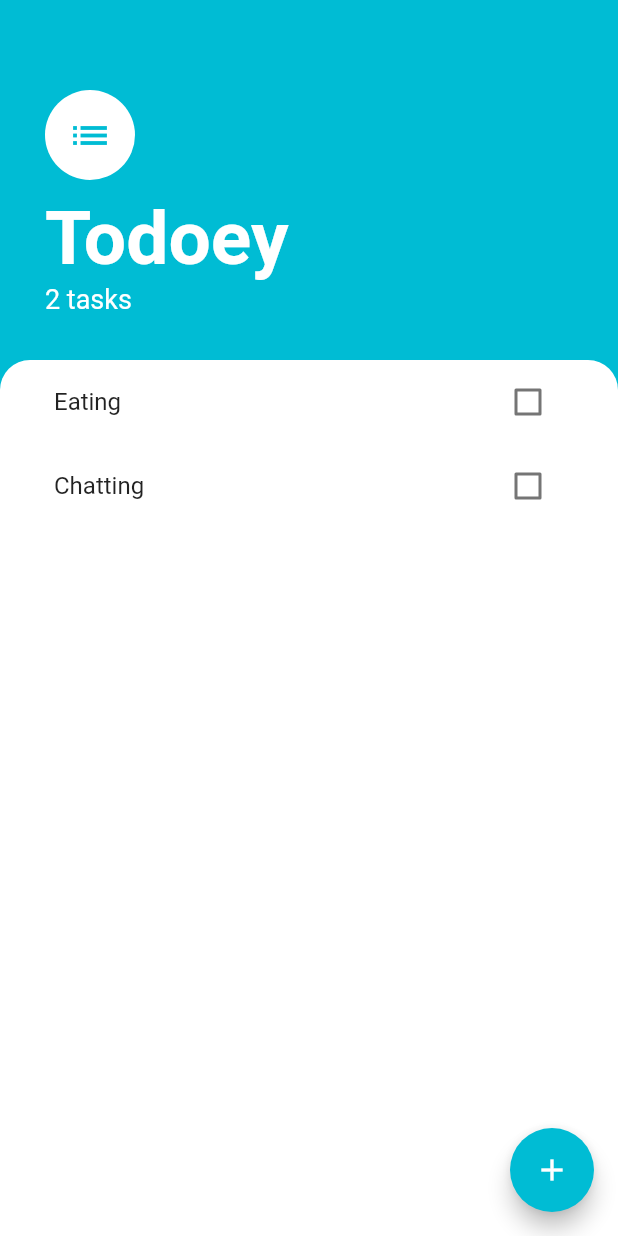
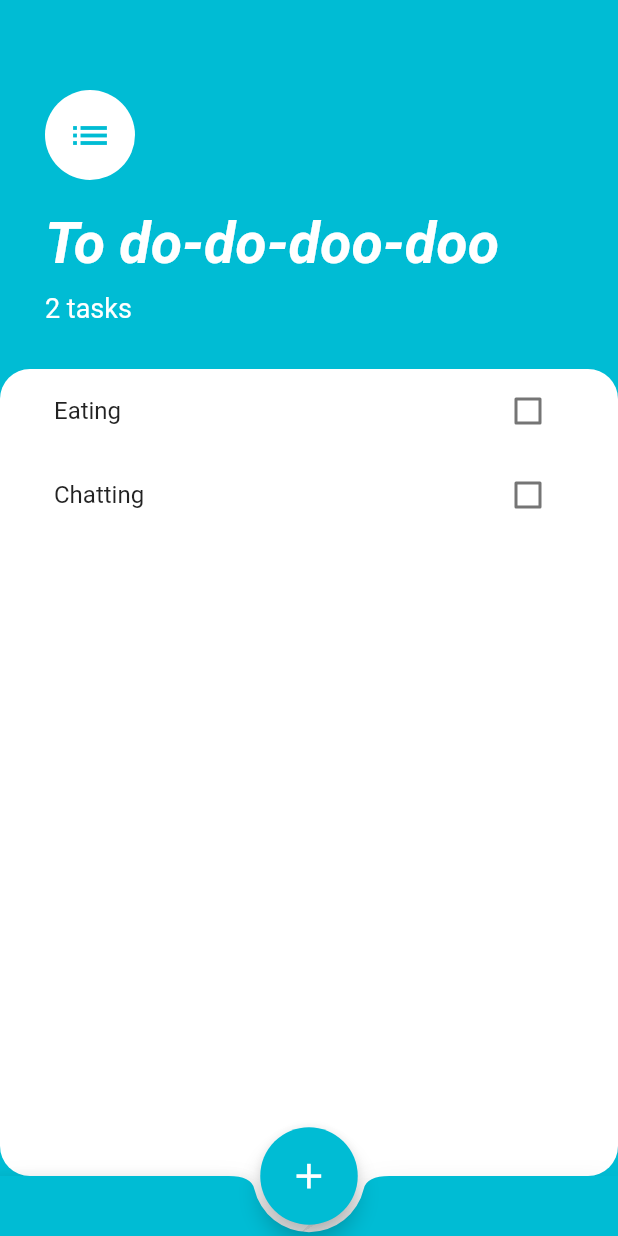
Before and after one commit to nguyen703/todoey_flutter, a Flutter app: the screen it shows after launch, on a phone screen of 412 x 824 dp. Run offline on Flutter 3.47's test engine with Material 2 defaults, Android fonts, the phone set to English and light mode, and no system bars.

Commit message:
Customized UI

```diff
--- a/lib/screens/add_task_screen.dart
+++ b/lib/screens/add_task_screen.dart
@@ -53,9 +53,11 @@ class AddTaskScreen extends StatelessWidget {
               SizedBox(height: 25.0),
               TextButton(
                 onPressed: () {
-                  Provider.of<TaskData>(context, listen: false)
-                      .addTask(newTaskTitle);
-                  Navigator.pop(context);
+                  if (newTaskTitle != '') {
+                    Provider.of<TaskData>(context, listen: false)
+                        .addTask(newTaskTitle);
+                    Navigator.pop(context);
+                  }
                 },
                 child: Text(
                   'Add',
--- a/lib/screens/tasks_screen.dart
+++ b/lib/screens/tasks_screen.dart
@@ -8,8 +8,13 @@ class TasksScreen extends StatelessWidget {
   @override
   Widget build(BuildContext context) {
     return Scaffold(
-      backgroundColor: Colors.cyan,
-      floatingActionButton: FloatingActionButton(
+      backgroundColor: Colors.white,
+      floatingActionButton: Container(
+        height: 65.0,
+        width: 65.0,
+        child: FittedBox(
+          // make the button bigger
+          child: FloatingActionButton(
             backgroundColor: Colors.cyan,
             child: Icon(Icons.add),
             onPressed: () {
@@ -24,10 +29,25 @@ class TasksScreen extends StatelessWidget {
                       ));
             },
           ),
-      body: Column(
-        crossAxisAlignment: CrossAxisAlignment.start,
+        ),
+      ),
+      bottomNavigationBar: BottomAppBar(
+        notchMargin: 5,
+        shape: CircularNotchedRectangle(),
+        child: Container(
+          height: 40.0,
+        ),
+        clipBehavior: Clip.antiAlias,
+        color: Colors.cyan,
+      ),
+      floatingActionButtonLocation: FloatingActionButtonLocation.centerDocked,
+      body: Container(
+        color: Colors.cyan,
+        child: Column(
+          crossAxisAlignment: CrossAxisAlignment.stretch,
           children: [
             Container(
+              color: Colors.cyan,
               padding: EdgeInsets.only(
                   top: 60.0, left: 30.0, right: 30.0, bottom: 30.0),
               child: Column(
@@ -43,14 +63,18 @@ class TasksScreen extends StatelessWidget {
                     radius: 30.0,
                   ),
                   SizedBox(
-                  height: 10.0,
+                    height: 20.0,
                   ),
                   Text(
-                  'Todoey',
+                    'To do-do-doo-doo',
                     style: TextStyle(
+                        fontStyle: FontStyle.italic,
                         color: Colors.white,
-                      fontSize: 50.0,
+                        fontSize: 38.0,
                         fontWeight: FontWeight.w700),
+                  ),
+                  SizedBox(
+                    height: 10,
                   ),
                   Text(
                     '${Provider.of<TaskData>(context).taskCount} tasks',
@@ -64,9 +88,9 @@ class TasksScreen extends StatelessWidget {
                 padding: EdgeInsets.symmetric(horizontal: 20.0),
                 decoration: BoxDecoration(
                   color: Colors.white,
-                borderRadius: BorderRadius.only(
-                  topLeft: Radius.circular(20.0),
-                  topRight: Radius.circular(20.0),
+                  borderRadius: BorderRadius.all(Radius.circular(20.0)
+                      // topLeft: Radius.circular(20.0),
+                      // topRight: Radius.circular(20.0),
                       ),
                 ),
                 child: TasksList(),
@@ -74,6 +98,7 @@ class TasksScreen extends StatelessWidget {
             ),
           ],
         ),
+      ),
     );
   }
 }
--- a/lib/widgets/tasks_list.dart
+++ b/lib/widgets/tasks_list.dart
@@ -18,10 +18,6 @@ class TasksList extends StatelessWidget {
               onDismissed: (DismissDirection direction) {
                 taskData.deleteTask(task);
               },
-              child: InkWell(
-                onTap: () {
-                  print('${task.name} clicked');
-                },
               child: TaskTile(
                 isChecked: task.isDone,
                 taskTitle: task.name,
@@ -31,7 +27,6 @@ class TasksList extends StatelessWidget {
                 longPressCallback: () {
                   taskData.deleteTask(task);
                 },
-                ),
               ),
               confirmDismiss: (direction) async {
                 // if (direction == DismissDirection.endToStart) {
```
Lines whose indentation alone changed are shown as unchanged.
